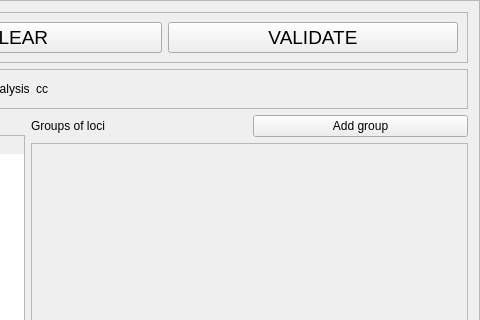
Above: python_interface/uis/setGenData.ui from cbgp/diyabc before the change; both pictures show x 447 to 927 and y 0 to 320 of the 927 by 738 pixel window. Below: the same form after it.
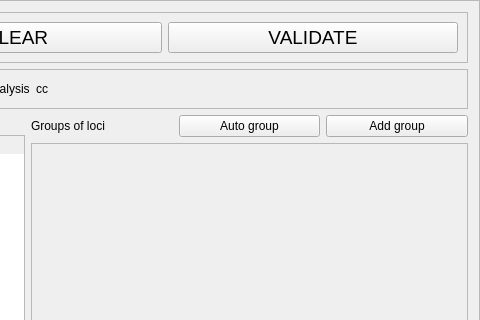
That is the form after the change.

Commit message: auto group for gen data

The edit to the form file:
```diff
--- a/python_interface/uis/setGenData.ui
+++ b/python_interface/uis/setGenData.ui
@@ -213,6 +213,13 @@
            </property>
           </widget>
          </item>
+         <item>
+          <widget class="QPushButton" name="autoGroupButton">
+           <property name="text">
+            <string>Auto group</string>
+           </property>
+          </widget>
+         </item>
          <item>
           <widget class="QPushButton" name="addGroupButton">
            <property name="text">
```
Left out of the diff: 2 changed lines with no effect on the pictures. The commit also changes 5 other files.
